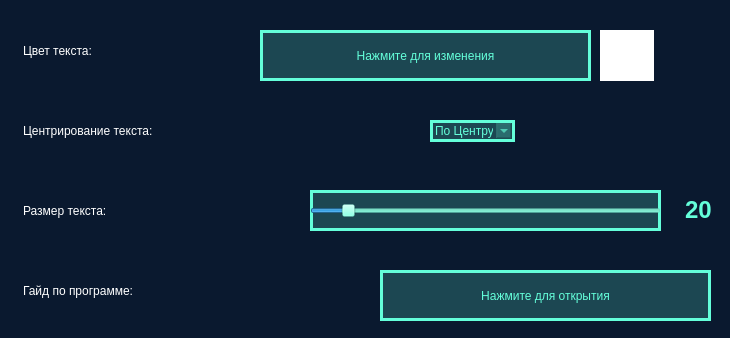
This is UncompiledUI/Parameters.ui in CyberBro9/aobp as Qt 5 draws it before an edit. The edited form follows.
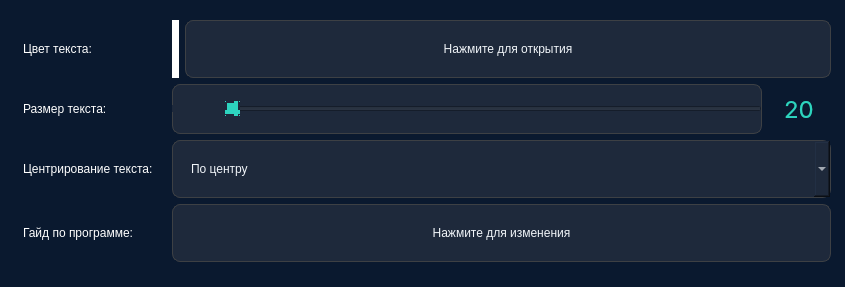
This is the edited form.

Commit message: Update main UI and parameters UI

The edit to the form file:
```diff
--- a/UncompiledUI/Parameters.ui
+++ b/UncompiledUI/Parameters.ui
@@ -6,27 +6,77 @@
    <rect>
     <x>0</x>
     <y>0</y>
-    <width>730</width>
-    <height>338</height>
+    <width>845</width>
+    <height>287</height>
    </rect>
   </property>
   <property name="windowTitle">
    <string>Dialog</string>
   </property>
   <property name="styleSheet">
-   <string notr="true">background-color: #0a192f;
-
+   <string notr="true">QDialog {
+	background-color: #0a192f
+}
+QPushButton {
+	background-color: #1e293b;
+    border: 1px solid #3d4044;
+    border-radius: 8px;
+    padding: 10px 18px;
+    color: #f1f5f9;
+    font: 500 11pt 'Inter', 'Segoe UI', 'Yu Gothic UI';
+    min-height: 36px;
+}
+QComboBox {
+	background-color: #1e293b;
+    border: 1px solid #3d4044;
+    border-radius: 8px;
+    padding: 10px 18px;
+    color: #f1f5f9;
+    font: 500 11pt 'Inter', 'Segoe UI', 'Yu Gothic UI';
+    min-height: 36px;
+}
+QSlider {
+	background-color: #1e293b;
+    border: 1px solid #3d4044;
+    border-radius: 8px;
+    min-height: 36px;
+}
+QSlider::sub-page {
+	background-color: rgba(45, 212, 191, 190);
+	border: 4px solid #1e293b;
+	border-radius: 8px;
+}
+QSlider::handle {
+	border: 2px dashed #1e293b;
+	background-color: rgb(45, 212, 191);
+}
+QSlider::handle:hover {
+	border: 3px dashed #1e293b;
+	background-color: #2d3a4f;
+}
+QSlider::groove {
+	min-height: 8px;
+}
       </string>
   </property>
-  <widget class="QLabel" name="label">
+  <widget class="QWidget" name="formLayoutWidget">
    <property name="geometry">
     <rect>
      <x>10</x>
      <y>20</y>
-     <width>231</width>
-     <height>61</height>
+     <width>821</width>
+     <height>261</height>
     </rect>
    </property>
+   <layout class="QFormLayout" name="formLayout">
+    <property name="fieldGrowthPolicy">
+     <enum>QFormLayout::FieldGrowthPolicy::AllNonFixedFieldsGrow</enum>
+    </property>
+    <property name="rowWrapPolicy">
+     <enum>QFormLayout::RowWrapPolicy::DontWrapRows</enum>
+    </property>
+    <item row="0" column="0">
+     <widget class="QLabel" name="label">
    <property name="styleSheet">
     <string notr="true">QLabel {
 	font: bold 24pt &quot;Yu Gothic UI&quot;; 
@@ -41,89 +91,42 @@
     <bool>true</bool>
    </property>
   </widget>
-  <widget class="QLabel" name="label_2">
-   <property name="geometry">
-    <rect>
-     <x>10</x>
-     <y>100</y>
-     <width>411</width>
-     <height>61</height>
-    </rect>
-   </property>
-   <property name="styleSheet">
-    <string notr="true">QLabel {
-	font: bold 24pt &quot;Yu Gothic UI&quot;; 
-	padding: 10px;
-	color: rgb(255, 255, 255)	
-}</string>
-   </property>
-   <property name="text">
-    <string>Центрирование текста:</string>
-   </property>
-  </widget>
-  <widget class="QPushButton" name="changeColor">
-   <property name="geometry">
-    <rect>
-     <x>260</x>
-     <y>30</y>
-     <width>331</width>
-     <height>51</height>
-    </rect>
-   </property>
-   <property name="styleSheet">
-    <string notr="true">background-color: rgba(100, 255, 218, 0.2); border: 3px solid rgb(100, 255, 218); font: bold 14pt &quot;Yu Gothic UI&quot;; color: #64ffda;
-        padding: 12px 20px;</string>
-   </property>
-   <property name="text">
-    <string>Нажмите для изменения</string>
-   </property>
-  </widget>
-  <widget class="QComboBox" name="textCenteringOptions">
-   <property name="geometry">
-    <rect>
-     <x>430</x>
-     <y>120</y>
-     <width>125</width>
-     <height>31</height>
-    </rect>
-   </property>
-   <property name="minimumSize">
+    </item>
+    <item row="0" column="1">
+     <layout class="QHBoxLayout" name="horizontalLayout">
+      <item>
+       <widget class="QLabel" name="colorShower">
+        <property name="sizePolicy">
+         <sizepolicy hsizetype="Maximum" vsizetype="Minimum">
+          <horstretch>0</horstretch>
+          <verstretch>0</verstretch>
+         </sizepolicy>
+        </property>
+        <property name="baseSize">
     <size>
-     <width>1</width>
+          <width>0</width>
      <height>0</height>
     </size>
    </property>
    <property name="styleSheet">
-    <string notr="true">background-color: rgba(100, 255, 218, 0.2); border: 3px solid rgb(100, 255, 218); font: bold 14pt &quot;Yu Gothic UI&quot;; color: #64ffda;</string>
-   </property>
-   <property name="sizeAdjustPolicy">
-    <enum>QComboBox::SizeAdjustPolicy::AdjustToContents</enum>
-   </property>
-   <item>
+         <string notr="true">background-color: rgb(255, 255, 255)</string>
+        </property>
     <property name="text">
-     <string>По Центру</string>
-    </property>
+         <string/>
+        </property>
+       </widget>
    </item>
    <item>
+       <widget class="QPushButton" name="changeColor_2">
     <property name="text">
-     <string>Справа</string>
-    </property>
-   </item>
-   <item>
-    <property name="text">
-     <string>Слева</string>
-    </property>
-   </item>
-  </widget>
+         <string>Нажмите для открытия</string>
+        </property>
+       </widget>
+      </item>
+     </layout>
+    </item>
+    <item row="1" column="0">
   <widget class="QLabel" name="label_3">
-   <property name="geometry">
-    <rect>
-     <x>10</x>
-     <y>180</y>
-     <width>281</width>
-     <height>61</height>
-    </rect>
-   </property>
    <property name="styleSheet">
     <string notr="true">QLabel {
 	font: bold 24pt &quot;Yu Gothic UI&quot;; 
@@ -135,17 +138,16 @@
     <string>Размер текста:</string>
    </property>
   </widget>
+    </item>
+    <item row="1" column="1">
+     <layout class="QHBoxLayout" name="horizontalLayout_2">
+      <item>
   <widget class="QSlider" name="textSize">
-   <property name="geometry">
-    <rect>
-     <x>310</x>
-     <y>190</y>
-     <width>351</width>
-     <height>41</height>
-    </rect>
-   </property>
-   <property name="styleSheet">
-    <string notr="true">background-color: rgba(100, 255, 218, 0.2); border: 3px solid rgb(100, 255, 218); font: bold 14pt &quot;Yu Gothic UI&quot;; color: #64ffda;</string>
+        <property name="sizePolicy">
+         <sizepolicy hsizetype="Minimum" vsizetype="Minimum">
+          <horstretch>0</horstretch>
+          <verstretch>0</verstretch>
+         </sizepolicy>
    </property>
    <property name="minimum">
     <number>12</number>
@@ -157,59 +159,90 @@
     <enum>Qt::Orientation::Horizontal</enum>
    </property>
   </widget>
+      </item>
+      <item>
   <widget class="QLabel" name="label_4">
-   <property name="geometry">
-    <rect>
-     <x>669</x>
-     <y>190</y>
-     <width>61</width>
-     <height>40</height>
-    </rect>
+        <property name="sizePolicy">
+         <sizepolicy hsizetype="Maximum" vsizetype="Maximum">
+          <horstretch>0</horstretch>
+          <verstretch>0</verstretch>
+         </sizepolicy>
    </property>
    <property name="font">
     <font>
-     <family>Yu Gothic UI</family>
+          <family>Inter</family>
      <pointsize>18</pointsize>
      <italic>false</italic>
-     <bold>true</bold>
+          <bold>false</bold>
     </font>
    </property>
    <property name="styleSheet">
     <string notr="true">QLabel {
-	font: bold 18pt &quot;Yu Gothic UI&quot;; 
+	font: 18pt &quot;Inter&quot;; 
 	padding: 10px;
-	color: #64ffda;
+	color: #2dd4bf;
 }</string>
    </property>
    <property name="text">
     <string>20</string>
    </property>
-  </widget>
-  <widget class="QLabel" name="colorShower">
-   <property name="geometry">
-    <rect>
-     <x>600</x>
-     <y>30</y>
-     <width>54</width>
-     <height>51</height>
-    </rect>
-   </property>
+        <property name="scaledContents">
+         <bool>false</bool>
+        </property>
+       </widget>
+      </item>
+     </layout>
+    </item>
+    <item row="2" column="0">
+     <widget class="QLabel" name="label_2">
    <property name="styleSheet">
-    <string notr="true">background-color: rgb(255, 255, 255)</string>
+       <string notr="true">QLabel {
+	font: 24pt &quot;Inter&quot;; 
+	padding: 10px;
+	color: rgb(255, 255, 255)	
+}</string>
    </property>
    <property name="text">
-    <string/>
-   </property>
-  </widget>
+       <string>Центрирование текста:</string>
+      </property>
+     </widget>
+    </item>
+    <item row="2" column="1">
+     <widget class="QComboBox" name="textCenteringOptions">
+      <property name="sizePolicy">
+       <sizepolicy hsizetype="Minimum" vsizetype="Minimum">
+        <horstretch>0</horstretch>
+        <verstretch>0</verstretch>
+       </sizepolicy>
+      </property>
+      <property name="minimumSize">
+       <size>
+        <width>1</width>
+        <height>58</height>
+       </size>
+      </property>
+      <property name="sizeAdjustPolicy">
+       <enum>QComboBox::SizeAdjustPolicy::AdjustToContents</enum>
+      </property>
+      <item>
+       <property name="text">
+        <string>По центру</string>
+       </property>
+      </item>
+      <item>
+       <property name="text">
+        <string>Справа</string>
+       </property>
+      </item>
+      <item>
+       <property name="text">
+        <string>Слева</string>
+       </property>
+      </item>
+     </widget>
+    </item>
+    <item row="3" column="0">
   <widget class="QLabel" name="label_5">
-   <property name="geometry">
-    <rect>
-     <x>10</x>
-     <y>260</y>
-     <width>351</width>
-     <height>61</height>
-    </rect>
-   </property>
    <property name="styleSheet">
     <string notr="true">QLabel {
 	font: bold 24pt &quot;Yu Gothic UI&quot;; 
@@ -221,22 +254,18 @@
     <string>Гайд по программе:</string>
    </property>
   </widget>
-  <widget class="QPushButton" name="changeColor_2">
-   <property name="geometry">
-    <rect>
-     <x>380</x>
-     <y>270</y>
-     <width>331</width>
-     <height>51</height>
-    </rect>
-   </property>
+    </item>
+    <item row="3" column="1">
+     <widget class="QPushButton" name="changeColor">
    <property name="styleSheet">
-    <string notr="true">background-color: rgba(100, 255, 218, 0.2); border: 3px solid rgb(100, 255, 218); font: bold 14pt &quot;Yu Gothic UI&quot;; color: #64ffda;
-        padding: 12px 20px;</string>
+       <string notr="true"/>
    </property>
    <property name="text">
-    <string>Нажмите для открытия</string>
-   </property>
+       <string>Нажмите для изменения</string>
+      </property>
+     </widget>
+    </item>
+   </layout>
   </widget>
  </widget>
  <resources/>
```
Left out of the diff: 6 changed lines with no effect on the pictures. Lines whose indentation alone changed are shown as unchanged. The commit also changes 1 other file.
